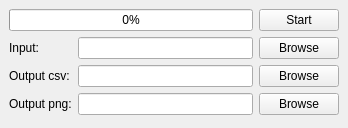
This is KalmanFilter/mainwindow.ui in dmikarpoff/OCT as Qt 5 draws it before an edit. The edited form follows.
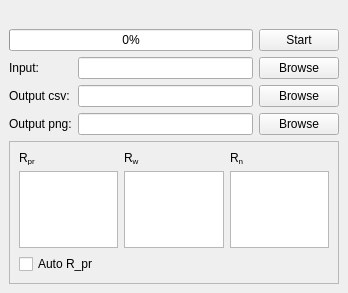
This is the edited form.

Commit message: attempt to implement fast Kalman filtering on 2D grid

Patch:
```diff
--- a/KalmanFilter/mainwindow.ui
+++ b/KalmanFilter/mainwindow.ui
@@ -7,7 +7,7 @@
     <x>0</x>
     <y>0</y>
     <width>348</width>
-    <height>128</height>
+    <height>293</height>
    </rect>
   </property>
   <property name="windowTitle">
@@ -15,81 +15,137 @@
   </property>
   <widget class="QWidget" name="centralwidget">
    <layout class="QGridLayout" name="gridLayout">
-    <item row="2" column="1">
+    <item row="5" column="0" colspan="3">
+     <widget class="QFrame" name="frame">
+      <property name="frameShape">
+       <enum>QFrame::StyledPanel</enum>
+      </property>
+      <property name="frameShadow">
+       <enum>QFrame::Raised</enum>
+      </property>
+      <layout class="QGridLayout" name="gridLayout_2">
+       <item row="1" column="0">
+        <widget class="QTableView" name="matrixRpr"/>
+       </item>
+       <item row="0" column="2">
+        <widget class="QLabel" name="label_6">
+         <property name="text">
+          <string>R&lt;sub&gt;n&lt;/sub&gt;</string>
+         </property>
+        </widget>
+       </item>
+       <item row="0" column="0">
+        <widget class="QLabel" name="label_4">
+         <property name="text">
+          <string>R&lt;sub&gt;pr&lt;/sub&gt;</string>
+         </property>
+        </widget>
+       </item>
+       <item row="1" column="1">
+        <widget class="QTableView" name="matrixRw"/>
+       </item>
+       <item row="0" column="1">
+        <widget class="QLabel" name="label_5">
+         <property name="text">
+          <string>R&lt;sub&gt;w&lt;/sub&gt;</string>
+         </property>
+        </widget>
+       </item>
+       <item row="1" column="2">
+        <widget class="QTableView" name="matrixRn"/>
+       </item>
+       <item row="2" column="0">
+        <widget class="QCheckBox" name="cbAutoRpr">
+         <property name="text">
+          <string>Auto R_pr</string>
+         </property>
+        </widget>
+       </item>
+      </layout>
+     </widget>
+    </item>
+    <item row="4" column="2">
+     <widget class="QPushButton" name="pbOutputPng">
+      <property name="text">
+       <string>Browse</string>
+      </property>
+     </widget>
+    </item>
+    <item row="3" column="1">
      <widget class="QLineEdit" name="leOutputCsv"/>
     </item>
-    <item row="1" column="1">
-     <widget class="QLineEdit" name="leInputFile">
+    <item row="4" column="0">
+     <widget class="QLabel" name="label_3">
+      <property name="frameShape">
+       <enum>QFrame::NoFrame</enum>
+      </property>
+      <property name="frameShadow">
+       <enum>QFrame::Plain</enum>
+      </property>
       <property name="text">
-       <string/>
+       <string>Output png:</string>
       </property>
      </widget>
     </item>
     <item row="0" column="0" colspan="2">
-     <widget class="QProgressBar" name="progressBar">
-      <property name="value">
-       <number>0</number>
+     <widget class="QLabel" name="lblProgressStatus">
+      <property name="text">
+       <string/>
       </property>
      </widget>
     </item>
     <item row="1" column="2">
-     <widget class="QPushButton" name="pbInputFile">
-      <property name="text">
-       <string>Browse</string>
-      </property>
-     </widget>
-    </item>
-    <item row="2" column="2">
-     <widget class="QPushButton" name="pbOutputCsv">
-      <property name="text">
-       <string>Browse</string>
-      </property>
-     </widget>
-    </item>
-    <item row="0" column="2">
      <widget class="QPushButton" name="pbStart">
       <property name="text">
        <string>Start</string>
       </property>
      </widget>
     </item>
-    <item row="2" column="0">
+    <item row="3" column="2">
+     <widget class="QPushButton" name="pbOutputCsv">
+      <property name="text">
+       <string>Browse</string>
+      </property>
+     </widget>
+    </item>
+    <item row="3" column="0">
      <widget class="QLabel" name="label_2">
       <property name="text">
        <string>Output csv:</string>
       </property>
      </widget>
     </item>
-    <item row="1" column="0">
+    <item row="1" column="0" colspan="2">
+     <widget class="QProgressBar" name="progressBar">
+      <property name="value">
+       <number>0</number>
+      </property>
+     </widget>
+    </item>
+    <item row="2" column="1">
+     <widget class="QLineEdit" name="leInputFile">
+      <property name="text">
+       <string/>
+      </property>
+     </widget>
+    </item>
+    <item row="2" column="0">
      <widget class="QLabel" name="label">
       <property name="text">
        <string>Input:</string>
       </property>
      </widget>
     </item>
-    <item row="3" column="0">
-     <widget class="QLabel" name="label_3">
-      <property name="frameShape">
-       <enum>QFrame::NoFrame</enum>
-      </property>
-      <property name="frameShadow">
-       <enum>QFrame::Plain</enum>
-      </property>
-      <property name="text">
-       <string>Output png:</string>
-      </property>
-     </widget>
-    </item>
-    <item row="3" column="2">
-     <widget class="QPushButton" name="pbOutputPng">
-      <property name="text">
-       <string>Browse</string>
-      </property>
-     </widget>
-    </item>
-    <item row="3" column="1">
+    <item row="4" column="1">
      <widget class="QLineEdit" name="leOutputPng"/>
     </item>
+    <item row="2" column="2">
+     <widget class="QPushButton" name="pbInputFile">
+      <property name="text">
+       <string>Browse</string>
+      </property>
+     </widget>
+    </item>
    </layout>
   </widget>
  </widget>
```
The commit also changes 25 other files.
